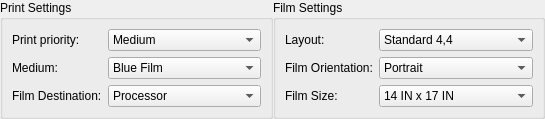
First picture: the form in starviewer/src/extensions/playground/imageprint/qdicomprinterbasicsettingswidgetbase.ui, repository starviewer-medical/starviewer, before the edit.
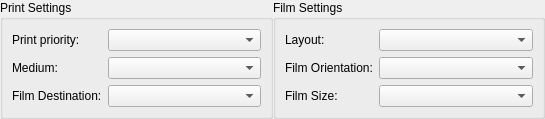
Second picture: the form after the edit.

Commit message: ENH:Treiem els valors que tenien associats per defecte els combobox

What changed in the file:
```diff
--- a/starviewer/src/extensions/playground/imageprint/qdicomprinterbasicsettingswidgetbase.ui
+++ b/starviewer/src/extensions/playground/imageprint/qdicomprinterbasicsettingswidgetbase.ui
@@ -34,13 +34,7 @@
        </widget>
       </item>
       <item row="0" column="1">
-       <widget class="QComboBox" name="m_priorityComboBox">
-        <item>
-         <property name="text">
-          <string>Medium</string>
-         </property>
-        </item>
-       </widget>
+       <widget class="QComboBox" name="m_priorityComboBox"/>
       </item>
       <item row="1" column="0">
        <widget class="QLabel" name="m_mediumTypeLabel">
@@ -50,13 +44,7 @@
        </widget>
       </item>
       <item row="1" column="1">
-       <widget class="QComboBox" name="m_mediumTypeComboBox">
-        <item>
-         <property name="text">
-          <string>Blue Film</string>
-         </property>
-        </item>
-       </widget>
+       <widget class="QComboBox" name="m_mediumTypeComboBox"/>
       </item>
       <item row="2" column="0">
        <widget class="QLabel" name="m_filmDestinationLabel">
@@ -66,13 +54,7 @@
        </widget>
       </item>
       <item row="2" column="1">
-       <widget class="QComboBox" name="m_filmDestinationComboBox">
-        <item>
-         <property name="text">
-          <string>Processor</string>
-         </property>
-        </item>
-       </widget>
+       <widget class="QComboBox" name="m_filmDestinationComboBox"/>
       </item>
      </layout>
     </widget>
@@ -91,13 +73,7 @@
        </widget>
       </item>
       <item row="0" column="1">
-       <widget class="QComboBox" name="m_layoutComboBox">
-        <item>
-         <property name="text">
-          <string>Standard 4,4</string>
-         </property>
-        </item>
-       </widget>
+       <widget class="QComboBox" name="m_layoutComboBox"/>
       </item>
       <item row="1" column="0">
        <widget class="QLabel" name="m_filmOrientationLabel">
@@ -107,13 +83,7 @@
        </widget>
       </item>
       <item row="1" column="1">
-       <widget class="QComboBox" name="m_filmOrientationComboBox">
-        <item>
-         <property name="text">
-          <string>Portrait</string>
-         </property>
-        </item>
-       </widget>
+       <widget class="QComboBox" name="m_filmOrientationComboBox"/>
       </item>
       <item row="2" column="0">
        <widget class="QLabel" name="m_filmSizeLabel">
@@ -123,13 +93,7 @@
        </widget>
       </item>
       <item row="2" column="1">
-       <widget class="QComboBox" name="m_filmSizeComboBox">
-        <item>
-         <property name="text">
-          <string>14 IN x 17 IN</string>
-         </property>
-        </item>
-       </widget>
+       <widget class="QComboBox" name="m_filmSizeComboBox"/>
       </item>
      </layout>
     </widget>
```
